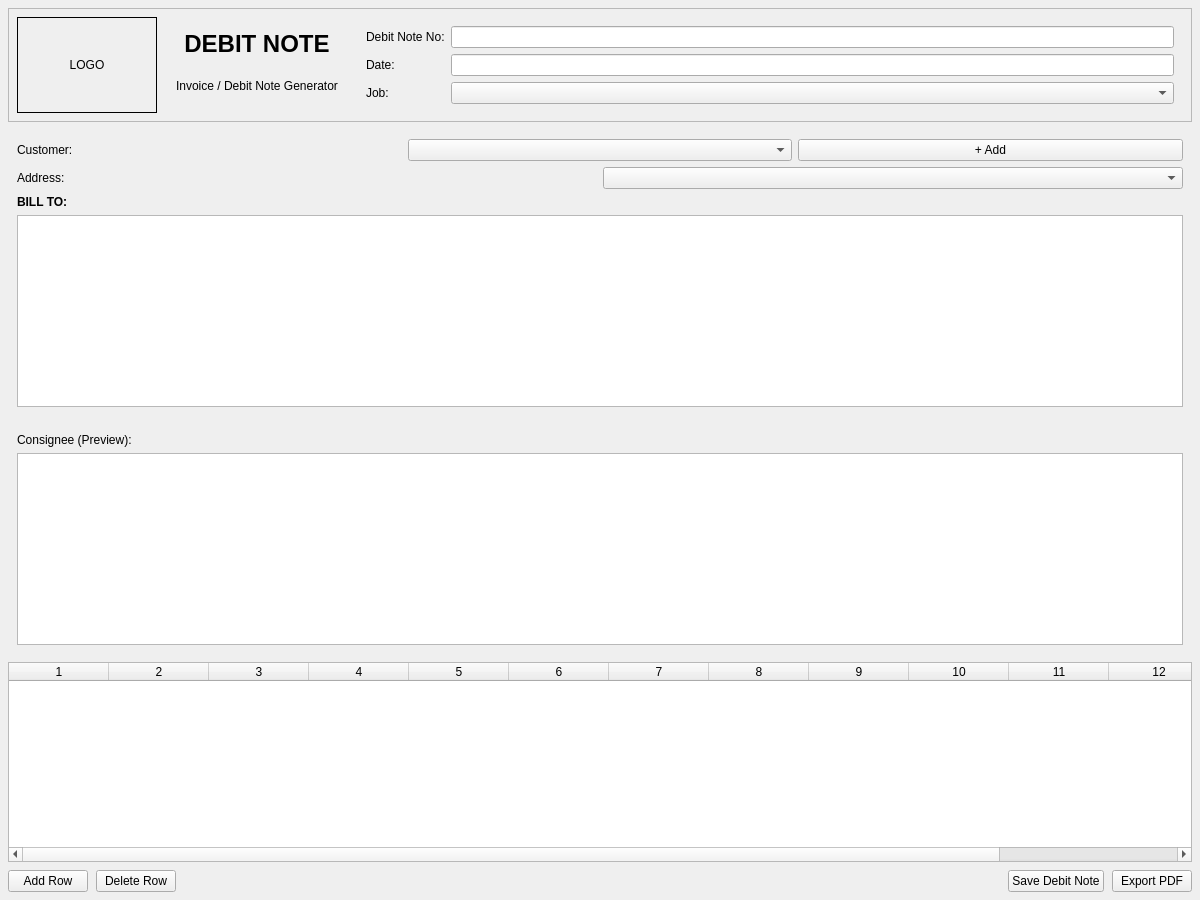
Qt form ui/debitnote_form.ui (mailsolar11/SanshipInvoiceGenerator-pyqt6-) before a commit.
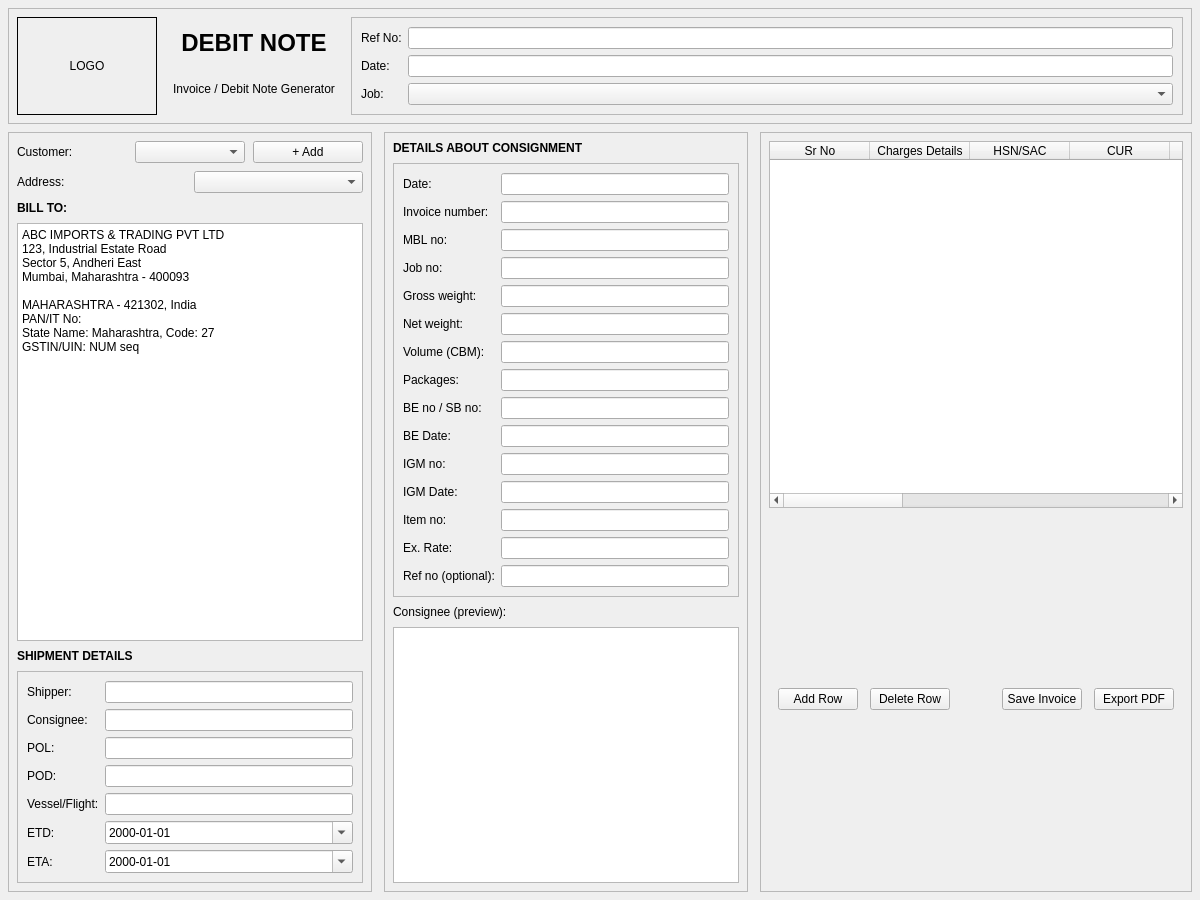
The same form after that commit.

Commit message: v1.6: GSTR-1 Excel fix, DatePicker upgrade, Document auto-paths, and full Kotlin desktop app (SanshipMBL)

```diff
--- a/ui/debitnote_form.ui
+++ b/ui/debitnote_form.ui
@@ -35,18 +35,17 @@
 
       <item>
        <widget class="QFrame" name="frameTitle">
-        <layout class="QVBoxLayout">
+        <layout class="QVBoxLayout" name="verticalLayout_title">
+         <property name="margin"><number>6</number></property>
          <item>
-          <widget class="QLabel">
+          <widget class="QLabel" name="labelTitle">
            <property name="text"><string>DEBIT NOTE</string></property>
-           <property name="font">
-            <font><pointsize>18</pointsize><bold>true</bold></font>
-           </property>
+           <property name="font"><font><pointsize>18</pointsize><weight>75</weight><bold>true</bold></font></property>
            <property name="alignment"><set>Qt::AlignCenter</set></property>
           </widget>
          </item>
          <item>
-          <widget class="QLabel">
+          <widget class="QLabel" name="labelSubTitle">
            <property name="text"><string>Invoice / Debit Note Generator</string></property>
            <property name="alignment"><set>Qt::AlignCenter</set></property>
           </widget>
@@ -56,28 +55,39 @@
       </item>
 
       <item>
-       <widget class="QFrame">
-        <layout class="QFormLayout">
+       <widget class="QFrame" name="frameInvoiceMeta">
+        <property name="frameShape"><enum>QFrame::StyledPanel</enum></property>
+        <layout class="QFormLayout" name="formLayout_meta">
+         <property name="labelAlignment"><set>Qt::AlignLeft</set></property>
          <item row="0" column="0">
-          <widget class="QLabel"><property name="text"><string>Debit Note No:</string></property></widget>
+          <widget class="QLabel" name="labelInvNoMeta"><property name="text"><string>Ref No:</string></property></widget>
          </item>
          <item row="0" column="1">
           <widget class="QLineEdit" name="leInvoiceNo"/>
          </item>
-
          <item row="1" column="0">
-          <widget class="QLabel"><property name="text"><string>Date:</string></property></widget>
+          <widget class="QLabel" name="labelDateMeta"><property name="text"><string>Date:</string></property></widget>
          </item>
          <item row="1" column="1">
           <widget class="QLineEdit" name="leDate"/>
          </item>
-
-         <item row="2" column="0">
-          <widget class="QLabel"><property name="text"><string>Job:</string></property></widget>
+          <item row="2" column="0">
+          <widget class="QLabel" name="labelJob">
+          <property name="text">
+          <string>Job:</string>
+          </property>
+          </widget>
          </item>
+
          <item row="2" column="1">
-          <widget class="QComboBox" name="cbJob"/>
+          <widget class="QComboBox" name="cbJob">
+          <property name="minimumWidth">
+          <number>220</number>
+          </property>
+          </widget>
          </item>
+
+         
         </layout>
        </widget>
       </item>
@@ -88,101 +98,237 @@
 
    <!-- ================= CUSTOMER SECTION ================= -->
    <item>
-    <widget class="QFrame">
-     <layout class="QVBoxLayout">
+    <layout class="QHBoxLayout" name="horizontalLayout_mainSections">
+     <property name="spacing"><number>12</number></property>
 
-      <item>
-       <layout class="QHBoxLayout">
+     <!-- LEFT COLUMN -->
+     <item>
+      <widget class="QFrame" name="frameLeftColumn">
+       <property name="frameShape"><enum>QFrame::StyledPanel</enum></property>
+       <layout class="QVBoxLayout" name="verticalLayout_left">
+        <property name="spacing"><number>8</number></property>
+        <property name="margin"><number>8</number></property>
+
+        <!-- Customer selection row -->
         <item>
-         <widget class="QLabel"><property name="text"><string>Customer:</string></property></widget>
+         <layout class="QHBoxLayout" name="hl_customer">
+          <item>
+           <widget class="QLabel" name="labelCustomer"><property name="text"><string>Customer:</string></property></widget>
+          </item>
+          <item>
+           <widget class="QComboBox" name="cbCustomer"/>
+          </item>
+          <item>
+           <widget class="QPushButton" name="btnAddCustomer"><property name="text"><string>+ Add</string></property></widget>
+          </item>
+         </layout>
         </item>
+
+        <!-- Address selection -->
         <item>
-         <widget class="QComboBox" name="cbCustomer"/>
+         <layout class="QHBoxLayout" name="hl_address">
+          <item>
+           <widget class="QLabel" name="labelAddressSelect"><property name="text"><string>Address:</string></property></widget>
+          </item>
+          <item>
+           <widget class="QComboBox" name="cbAddress"/>
+          </item>
+         </layout>
         </item>
+
+        <!-- BILL TO header -->
         <item>
-         <widget class="QPushButton" name="btnAddCustomer">
-          <property name="text"><string>+ Add</string></property>
-         </widget>
+         <widget class="QLabel" name="labelBillToTitle"><property name="text"><string>BILL TO:</string></property><property name="font"><font><weight>75</weight><bold>true</bold></font></property></widget>
         </item>
-       </layout>
-      </item>
 
-      <item>
-       <layout class="QHBoxLayout">
+        <!-- BILL TO editable text (prefilled with fake company and then required lines) -->
         <item>
-         <widget class="QLabel"><property name="text"><string>Address:</string></property></widget>
+         <widget class="QTextEdit" name="teBillTo">
+          <property name="plainText"><string>ABC IMPORTS &amp; TRADING PVT LTD
+123, Industrial Estate Road
+Sector 5, Andheri East
+Mumbai, Maharashtra - 400093
+
+MAHARASHTRA - 421302, India
+PAN/IT No:
+State Name: Maharashtra, Code: 27
+GSTIN/UIN: NUM seq</string></property>
+         </widget>
         </item>
+
+        <!-- Shipping Details title -->
         <item>
-         <widget class="QComboBox" name="cbAddress"/>
+         <widget class="QLabel" name="labelShippingTitle"><property name="text"><string>SHIPMENT DETAILS</string></property><property name="font"><font><weight>75</weight><bold>true</bold></font></property></widget>
         </item>
-       </layout>
-      </item>
 
-      <item>
-       <widget class="QLabel">
-        <property name="text"><string>BILL TO:</string></property>
-        <property name="font"><font><bold>true</bold></font></property>
-       </widget>
-      </item>
+        <!-- Shipment details form -->
+        <item>
+         <widget class="QFrame" name="frameShipping">
+          <property name="frameShape"><enum>QFrame::StyledPanel</enum></property>
+          <layout class="QFormLayout" name="formLayout_shipping">
+           <property name="labelAlignment"><set>Qt::AlignLeft</set></property>
+           <property name="formAlignment"><set>Qt::AlignLeft</set></property>
 
-      <item>
-       <widget class="QTextEdit" name="teBillTo"/>
-      </item>
+           <item row="0" column="0"><widget class="QLabel" name="labelShipper"><property name="text"><string>Shipper:</string></property></widget></item>
+           <item row="0" column="1"><widget class="QLineEdit" name="leShipper"/></item>
 
-     </layout>
-    </widget>
-   </item>
+           <item row="1" column="0"><widget class="QLabel" name="labelShipConsignee"><property name="text"><string>Consignee:</string></property></widget></item>
+           <item row="1" column="1"><widget class="QLineEdit" name="leShipConsignee"/></item>
 
-   <!-- ================= CONSIGNEE PREVIEW ================= -->
-   <item>
-    <widget class="QFrame">
-     <layout class="QVBoxLayout">
-      <item>
-       <widget class="QLabel"><property name="text"><string>Consignee (Preview):</string></property></widget>
-      </item>
-      <item>
-       <widget class="QTextEdit" name="teConsignee"/>
-      </item>
-     </layout>
-    </widget>
-   </item>
+           <item row="2" column="0"><widget class="QLabel" name="labelPOL"><property name="text"><string>POL:</string></property></widget></item>
+           <item row="2" column="1"><widget class="QLineEdit" name="lePOL"/></item>
 
-   <!-- ================= ITEMS TABLE ================= -->
-   <item>
-    <widget class="QTableWidget" name="tableItems">
-     <property name="columnCount"><number>13</number></property>
-     <property name="rowCount"><number>0</number></property>
-    </widget>
-   </item>
+           <item row="3" column="0"><widget class="QLabel" name="labelPOD"><property name="text"><string>POD:</string></property></widget></item>
+           <item row="3" column="1"><widget class="QLineEdit" name="lePOD"/></item>
 
-   <item>
-    <layout class="QHBoxLayout">
-     <item>
-      <widget class="QPushButton" name="btnAddRow">
-       <property name="text"><string>Add Row</string></property>
+           <item row="4" column="0"><widget class="QLabel" name="labelVessel"><property name="text"><string>Vessel/Flight:</string></property></widget></item>
+           <item row="4" column="1"><widget class="QLineEdit" name="leVessel"/></item>
+
+            <item row="5" column="0"><widget class="QLabel" name="labelETD"><property name="text"><string>ETD:</string></property></widget></item>
+            <item row="5" column="1"><widget class="QDateEdit" name="leETD"><property name="calendarPopup"><bool>true</bool></property><property name="displayFormat"><string>yyyy-MM-dd</string></property></widget></item>
+
+            <item row="6" column="0"><widget class="QLabel" name="labelETA"><property name="text"><string>ETA:</string></property></widget></item>
+            <item row="6" column="1"><widget class="QDateEdit" name="leETA"><property name="calendarPopup"><bool>true</bool></property><property name="displayFormat"><string>yyyy-MM-dd</string></property></widget></item>
+
+          </layout>
+         </widget>
+        </item>
+
+       </layout>
       </widget>
      </item>
+
+     <!-- RIGHT COLUMN -->
      <item>
-      <widget class="QPushButton" name="btnDelRow">
-       <property name="text"><string>Delete Row</string></property>
+      <widget class="QFrame" name="frameRightColumn">
+       <property name="frameShape"><enum>QFrame::StyledPanel</enum></property>
+       <layout class="QVBoxLayout" name="verticalLayout_right">
+        <property name="spacing"><number>8</number></property>
+        <property name="margin"><number>8</number></property>
+
+        <item>
+         <widget class="QLabel" name="labelConsignmentTitle"><property name="text"><string>DETAILS ABOUT CONSIGNMENT</string></property><property name="font"><font><weight>75</weight><bold>true</bold></font></property></widget>
+        </item>
+
+        <item>
+         <widget class="QFrame" name="frameConsignmentForm">
+          <property name="frameShape"><enum>QFrame::StyledPanel</enum></property>
+          <layout class="QFormLayout" name="formLayout_consignment">
+           <property name="labelAlignment"><set>Qt::AlignLeft</set></property>
+           <property name="formAlignment"><set>Qt::AlignLeft</set></property>
+
+           <item row="0" column="0"><widget class="QLabel" name="labelCDate"><property name="text"><string>Date:</string></property></widget></item>
+           <item row="0" column="1"><widget class="QLineEdit" name="leCDate"/></item>
+
+           <item row="1" column="0"><widget class="QLabel" name="labelCInvNo"><property name="text"><string>Invoice number:</string></property></widget></item>
+           <item row="1" column="1"><widget class="QLineEdit" name="leCInvNo"/></item>
+
+           <item row="2" column="0"><widget class="QLabel" name="labelMBL"><property name="text"><string>MBL no:</string></property></widget></item>
+           <item row="2" column="1"><widget class="QLineEdit" name="leMBL"/></item>
+
+           <item row="3" column="0"><widget class="QLabel" name="labelJob"><property name="text"><string>Job no:</string></property></widget></item>
+           <item row="3" column="1"><widget class="QLineEdit" name="leJob"/></item>
+
+           <item row="4" column="0"><widget class="QLabel" name="labelGross"><property name="text"><string>Gross weight:</string></property></widget></item>
+           <item row="4" column="1"><widget class="QLineEdit" name="leGross"/></item>
+
+           <item row="5" column="0"><widget class="QLabel" name="labelNet"><property name="text"><string>Net weight:</string></property></widget></item>
+           <item row="5" column="1"><widget class="QLineEdit" name="leNet"/></item>
+
+           <item row="6" column="0"><widget class="QLabel" name="labelVolume"><property name="text"><string>Volume (CBM):</string></property></widget></item>
+           <item row="6" column="1"><widget class="QLineEdit" name="leVolume"/></item>
+
+           <item row="7" column="0"><widget class="QLabel" name="labelPackages"><property name="text"><string>Packages:</string></property></widget></item>
+           <item row="7" column="1"><widget class="QLineEdit" name="lePackages"/></item>
+
+           <item row="8" column="0"><widget class="QLabel" name="labelBE"><property name="text"><string>BE no / SB no:</string></property></widget></item>
+           <item row="8" column="1"><widget class="QLineEdit" name="leBE"/></item>
+
+           <item row="9" column="0"><widget class="QLabel" name="labelBEDate"><property name="text"><string>BE Date:</string></property></widget></item>
+           <item row="9" column="1"><widget class="QLineEdit" name="leBEDate"/></item>
+
+           <item row="10" column="0"><widget class="QLabel" name="labelIGM"><property name="text"><string>IGM no:</string></property></widget></item>
+           <item row="10" column="1"><widget class="QLineEdit" name="leIGM"/></item>
+
+           <item row="11" column="0"><widget class="QLabel" name="labelIGMDate"><property name="text"><string>IGM Date:</string></property></widget></item>
+           <item row="11" column="1"><widget class="QLineEdit" name="leIGMDate"/></item>
+
+           <item row="12" column="0"><widget class="QLabel" name="labelItemNo"><property name="text"><string>Item no:</string></property></widget></item>
+           <item row="12" column="1"><widget class="QLineEdit" name="leItem"/></item>
+
+           <item row="13" column="0"><widget class="QLabel" name="labelExRate"><property name="text"><string>Ex. Rate:</string></property></widget></item>
+           <item row="13" column="1"><widget class="QLineEdit" name="leExRate"/></item>
+
+           <item row="14" column="0"><widget class="QLabel" name="labelRef"><property name="text"><string>Ref no (optional):</string></property></widget></item>
+           <item row="14" column="1"><widget class="QLineEdit" name="leRef"/></item>
+
+          </layout>
+         </widget>
+        </item>
+
+        <!-- Consignee preview -->
+        <item>
+         <widget class="QLabel" name="labelConsigneePreview"><property name="text"><string>Consignee (preview):</string></property></widget>
+        </item>
+        <item>
+         <widget class="QTextEdit" name="teConsignee"/>
+        </item>
+
+       </layout>
       </widget>
      </item>
+
+     <!-- RIGHT COLUMN continues... (table area unchanged from earlier) -->
      <item>
-      <spacer>
-       <property name="orientation"><enum>Qt::Horizontal</enum></property>
-       <property name="sizeHint"><size><width>40</width><height>20</height></size></property>
-      </spacer>
-     </item>
-     <item>
-      <widget class="QPushButton" name="btnSave">
-       <property name="text"><string>Save Debit Note</string></property>
+      <widget class="QFrame" name="frameRightColumn2">
+       <property name="frameShape"><enum>QFrame::StyledPanel</enum></property>
+       <layout class="QVBoxLayout" name="verticalLayout_tableArea">
+        <property name="margin"><number>8</number></property>
+        <property name="spacing"><number>8</number></property>
+
+        <item>
+         <widget class="QTableWidget" name="tableItems">
+          <property name="columnCount"><number>13</number></property>
+          <property name="rowCount"><number>0</number></property>
+          <property name="sortingEnabled"><bool>false</bool></property>
+          <column><property name="text"><string>Sr No</string></property></column>
+          <column><property name="text"><string>Charges Details</string></property></column>
+          <column><property name="text"><string>HSN/SAC</string></property></column>
+          <column><property name="text"><string>CUR</string></property></column>
+          <column><property name="text"><string>Rate</string></property></column>
+          <column><property name="text"><string>Qty</string></property></column>
+          <column><property name="text"><string>Amount (CUR)</string></property></column>
+          <column><property name="text"><string>Taxable Amount</string></property></column>
+          <column><property name="text"><string>CGST %</string></property></column>
+          <column><property name="text"><string>CGST Amt</string></property></column>
+          <column><property name="text"><string>SGST %</string></property></column>
+          <column><property name="text"><string>SGST Amt</string></property></column>
+          <column><property name="text"><string>Total Amount</string></property></column>
+         </widget>
+        </item>
+
+        <item>
+         <widget class="QFrame" name="frameTableButtons">
+          <layout class="QHBoxLayout" name="horizontalLayout_tableButtons">
+           <property name="spacing"><number>12</number></property>
+           <item><widget class="QPushButton" name="btnAddRow"><property name="text"><string>Add Row</string></property></widget></item>
+           <item><widget class="QPushButton" name="btnDelRow"><property name="text"><string>Delete Row</string></property></widget></item>
+           <item>
+            <spacer name="spacer_tableButtons">
+             <property name="sizeHint"><size><width>40</width><height>20</height></size></property>
+             <property name="sizePolicy"><sizepolicy><hor>QSizePolicy.Expanding</hor><ver>QSizePolicy.Fixed</ver></sizepolicy></property>
+            </spacer>
+           </item>
+           <item><widget class="QPushButton" name="btnSave"><property name="text"><string>Save Invoice</string></property></widget></item>
+           <item><widget class="QPushButton" name="btnExportPDF"><property name="text"><string>Export PDF</string></property></widget></item>
+          </layout>
+         </widget>
+        </item>
+
+       </layout>
       </widget>
      </item>
-     <item>
-      <widget class="QPushButton" name="btnExportPDF">
-       <property name="text"><string>Export PDF</string></property>
-      </widget>
-     </item>
+
     </layout>
    </item>
 
```
Left out of the diff: 18 changed lines with no effect on the pictures. The commit also changes 184 other files.
